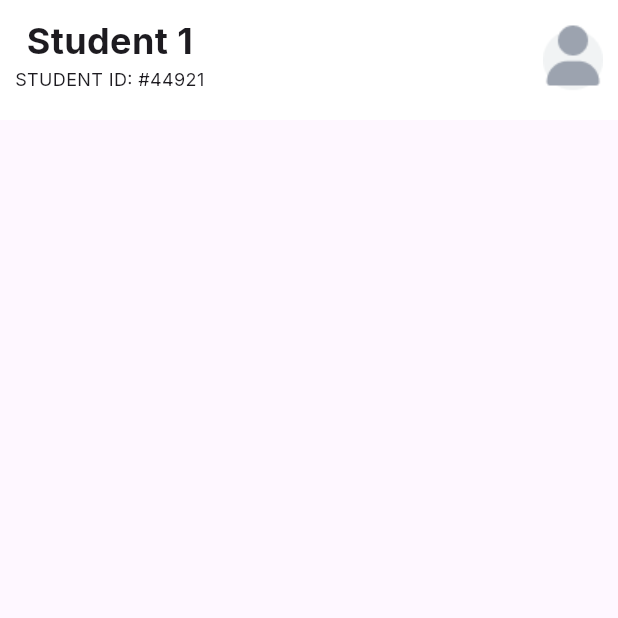
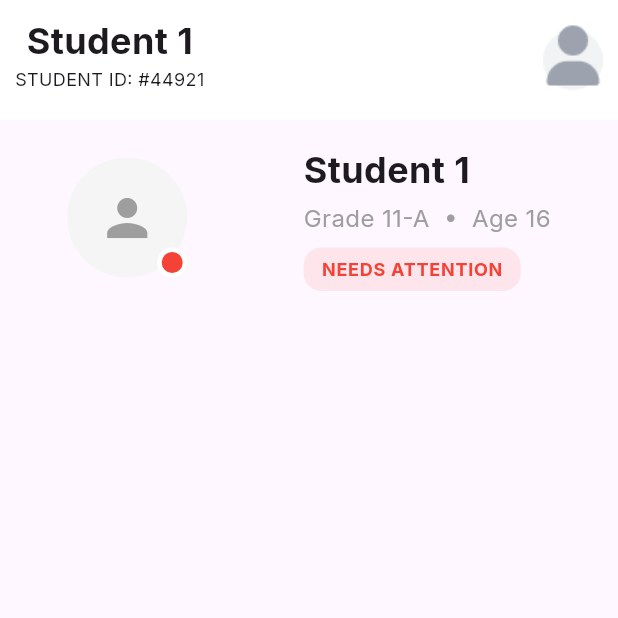
Before and after one commit to julienjamile/visentryx, a Flutter app: the screen it shows after launch, after a tap on "Sign In", after a tap on "View All", after a tap on "Student 1", on a phone screen of 412 x 824 dp, the top half of it. Run offline on Flutter 3.47's test engine with Material 3 defaults, Android fonts, the phone set to English and light mode, and no system bars; our stand-ins replace firebase_core, fl_chart; accounts and stored records are empty.

Commit message:
Student Profile Pic with badge

```diff
--- a/lib/studentprofile.dart
+++ b/lib/studentprofile.dart
@@ -5,6 +5,8 @@ class StudentProfileScreen extends StatelessWidget {
   final String status;
   final String id;
   final String section;
+
+
 
   const StudentProfileScreen ({
    required this.name, required this.status, required this.id, required String this.section
@@ -16,7 +18,7 @@ class StudentProfileScreen extends StatelessWidget {
       appBar: StudentProfileTopBar(name: name, id: id),
       body: Column(
         children: [
-
+          StudentProfile(name: name, section: section, age: "16", status: status),
         ],
       ),
     );
@@ -80,3 +82,74 @@ class StudentProfileTopBar extends StatelessWidget implements PreferredSizeWidge
     );
   }
 }
+
+class StudentProfile extends StatelessWidget {
+  final String name;
+  final String section;
+  final String age;
+  final String status;
+
+  const StudentProfile({
+    required this.name,
+    required this.section,
+    required this.age,
+    required this.status
+  });
+
+  @override
+  Widget build(BuildContext context) {
+    return Padding(padding: EdgeInsets.all(16),
+    child: Row(
+        mainAxisAlignment: MainAxisAlignment.spaceEvenly,
+        children: [
+          Stack(
+            children: [
+              CircleAvatar(
+                radius: 40,
+                backgroundColor: Colors.grey.shade100,
+                child: Icon(Icons.person, color: Colors.grey, size: 40),
+              ),
+              Positioned(
+                bottom: 0,
+                right: 0,
+                child: Container(
+                  width: 20,
+                  height: 20,
+                  decoration: BoxDecoration(
+                    color: status == "Needs Attention" ? Colors.red : (status == "Monitoring" ? Colors.orange : Colors.green),
+                    shape: BoxShape.circle,
+                    border: Border.all(color: Colors.white, width: 3),
+                  ),
+                ),
+              ),
+            ],
+          ),
+          const SizedBox(width: 20),
+          // Column details
+          Column(
+            crossAxisAlignment: CrossAxisAlignment.start, // Aligns all items to the left
+            children: [
+              Text(name, style: const TextStyle(fontSize: 24, fontWeight: FontWeight.bold)),
+              const SizedBox(height: 4),
+              Text("$section  •  Age $age", style: const TextStyle(fontSize: 16, color: Colors.grey)),
+              const SizedBox(height: 8),
+              _buildStatusPill(status),
+            ],
+          )
+        ]
+      )
+    );
+  }
+
+  Widget _buildStatusPill(String status) {
+    Color color = status == "Needs Attention" ? Colors.red : (status == "Monitoring" ? Colors.orange : Colors.green);
+    return Container(
+      padding: const EdgeInsets.symmetric(horizontal: 12, vertical: 6),
+      decoration: BoxDecoration(
+          color: color.withOpacity(0.1),
+          borderRadius: BorderRadius.circular(12)
+      ),
+      child: Text(status.toUpperCase(), style: TextStyle(fontSize: 12, color: color, fontWeight: FontWeight.bold, letterSpacing: 0.5)),
+    );
+  }
+}
```
